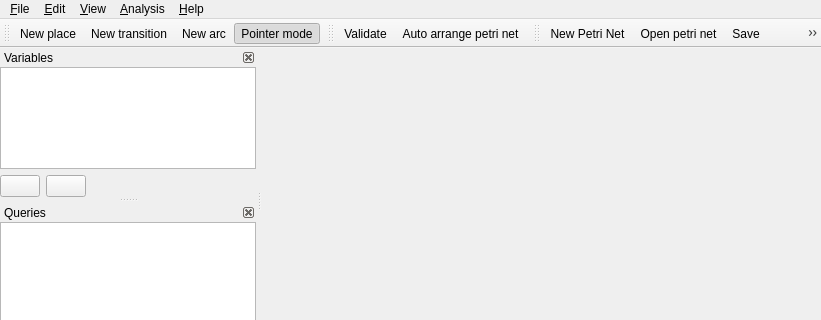
jonasfj/PeTe, file PeTedit/MainWindow.ui: the form before one commit; both pictures show x 0 to 821 and y 0 to 320 of the 821 by 591 pixel window.
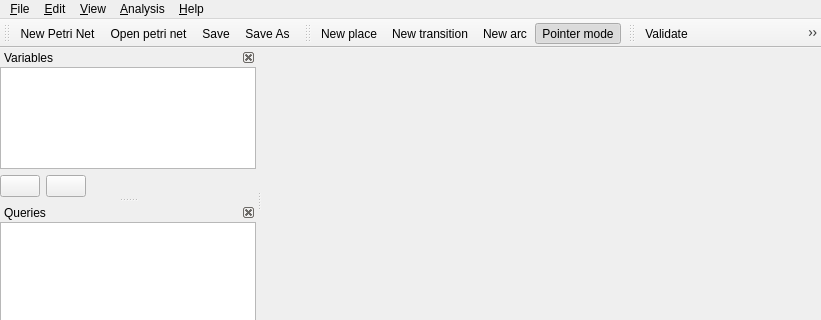
The form after the commit. Icons and pictures are not drawn.

Commit message: reordered toolbars and fixed window title

The edit to the form file:
```diff
--- a/PeTedit/MainWindow.ui
+++ b/PeTedit/MainWindow.ui
@@ -115,6 +115,21 @@
    <addaction name="menu_Analysis"/>
    <addaction name="menuHelp"/>
   </widget>
+  <widget class="QToolBar" name="fileToolBar">
+   <property name="windowTitle">
+    <string>File toolBar</string>
+   </property>
+   <attribute name="toolBarArea">
+    <enum>TopToolBarArea</enum>
+   </attribute>
+   <attribute name="toolBarBreak">
+    <bool>false</bool>
+   </attribute>
+   <addaction name="NewPNDVAction"/>
+   <addaction name="OpenAction"/>
+   <addaction name="SaveAction"/>
+   <addaction name="saveAsAction"/>
+  </widget>
   <widget class="QToolBar" name="editingToolBar">
    <property name="windowTitle">
     <string>Editing toolbar</string>
@@ -130,6 +145,19 @@
    <addaction name="InsertArcModeAction"/>
    <addaction name="PointerModeAction"/>
   </widget>
+  <widget class="QToolBar" name="toolsToolBar">
+   <property name="windowTitle">
+    <string>Tools toolbar</string>
+   </property>
+   <attribute name="toolBarArea">
+    <enum>TopToolBarArea</enum>
+   </attribute>
+   <attribute name="toolBarBreak">
+    <bool>false</bool>
+   </attribute>
+   <addaction name="validateAction"/>
+   <addaction name="autoArrangeAction"/>
+  </widget>
   <widget class="QStatusBar" name="statusBar"/>
   <widget class="QDockWidget" name="variableDock">
    <property name="features">
@@ -468,34 +496,6 @@
     </layout>
    </widget>
   </widget>
-  <widget class="QToolBar" name="toolsToolBar">
-   <property name="windowTitle">
-    <string>Tools toolbar</string>
-   </property>
-   <attribute name="toolBarArea">
-    <enum>TopToolBarArea</enum>
-   </attribute>
-   <attribute name="toolBarBreak">
-    <bool>false</bool>
-   </attribute>
-   <addaction name="validateAction"/>
-   <addaction name="autoArrangeAction"/>
-  </widget>
-  <widget class="QToolBar" name="fileToolBar">
-   <property name="windowTitle">
-    <string>File toolBar</string>
-   </property>
-   <attribute name="toolBarArea">
-    <enum>TopToolBarArea</enum>
-   </attribute>
-   <attribute name="toolBarBreak">
-    <bool>false</bool>
-   </attribute>
-   <addaction name="NewPNDVAction"/>
-   <addaction name="OpenAction"/>
-   <addaction name="SaveAction"/>
-   <addaction name="saveAsAction"/>
-  </widget>
   <action name="NewPNDVAction">
    <property name="icon">
     <iconset resource="resources.qrc">
```
The commit also changes 1 other file.
